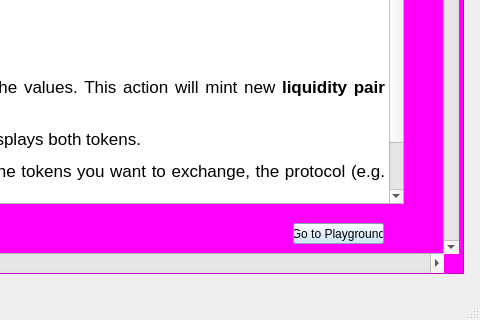
The window that introductorywindow.ui (LiquidityProtocol/AMM-Simulator) describes before a commit, drawn with Qt 5; both pictures show x 837 to 1317 and y 427 to 747 of the 1317 by 747 pixel window.
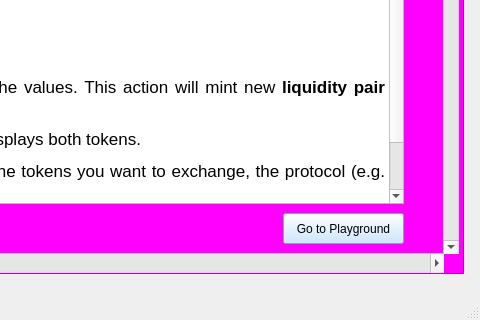
The same window after the commit.

Commit message: Small changes in introductory window (Go to Playground button)

Diff of the .ui file:
```diff
--- a/introductorywindow.ui
+++ b/introductorywindow.ui
@@ -17,10 +17,10 @@
    <widget class="QPushButton" name="pushButton">
     <property name="geometry">
      <rect>
-      <x>1130</x>
-      <y>650</y>
-      <width>91</width>
-      <height>21</height>
+      <x>1120</x>
+      <y>640</y>
+      <width>121</width>
+      <height>31</height>
      </rect>
     </property>
     <property name="cursor">
```
Left out of the diff: 68 changed lines with no effect on the pictures. The commit also changes 2 other files.
